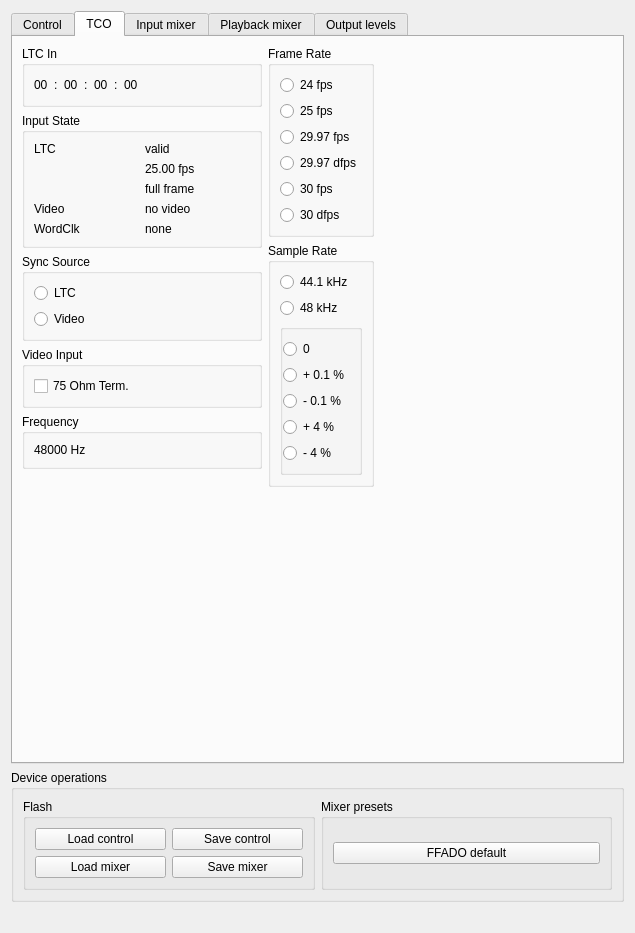
Above: support/mixer-qt4/ffado/mixer/rme.ui from ojsl1/libffado before the change. Below: the same form after it.
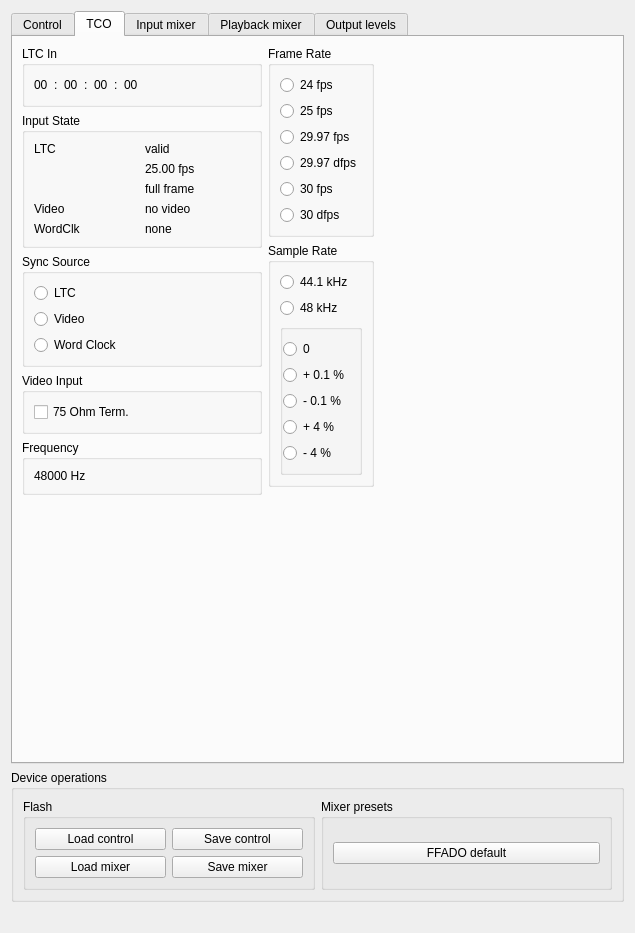
That is the form after the change. The open tabs and pages were chosen to show the change.

Commit message: rme: include option to select word clock as the TCO input.  If selected, word clock is expected on the 'Video In' BNC.

Patch:
```diff
--- a/support/mixer-qt4/ffado/mixer/rme.ui
+++ b/support/mixer-qt4/ffado/mixer/rme.ui
@@ -1377,6 +1377,13 @@
               </property>
              </widget>
             </item>
+            <item>
+             <widget class="QRadioButton" name="sync_source_wordclk">
+              <property name="text">
+               <string>Word Clock</string>
+              </property>
+             </widget>
+            </item>
            </layout>
           </widget>
          </item>
```
The commit also changes 1 other file.
